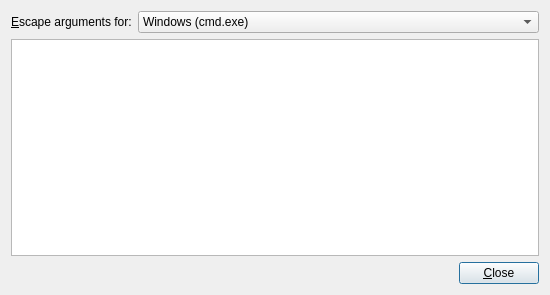
Before: the Qt Designer form src/mkvtoolnix-gui/forms/merge/command_line_dialog.ui in jpsdr/MKVToolnix-Windows-7, drawn with Qt 5.
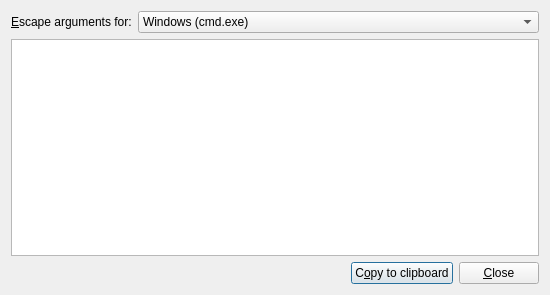
After: the same form once the commit is applied.

Commit message: GUI: add »copy to clipboard« button to command line dialog

Patch:
```diff
--- a/src/mkvtoolnix-gui/forms/merge/command_line_dialog.ui
+++ b/src/mkvtoolnix-gui/forms/merge/command_line_dialog.ui
@@ -96,7 +96,14 @@
       </spacer>
      </item>
      <item>
-      <widget class="QPushButton" name="pushButton">
+      <widget class="QPushButton" name="pbCopyToClipboard">
+       <property name="text">
+        <string>C&amp;opy to clipboard</string>
+       </property>
+      </widget>
+     </item>
+     <item>
+      <widget class="QPushButton" name="pbClose">
        <property name="text">
         <string>&amp;Close</string>
        </property>
```
Left out of the diff: 29 changed lines with no effect on the pictures. The commit also changes 2 other files.
